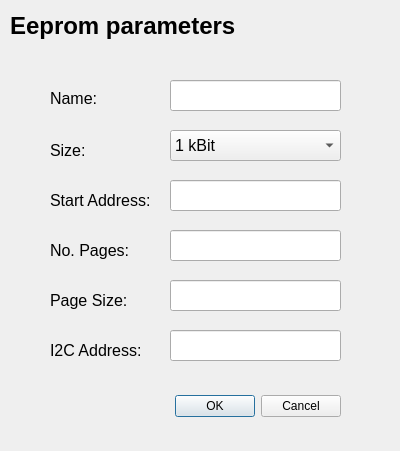
First picture: the form in Dialogs/Eeprom_parameters_dialog.ui, repository Sergioalan13/Eeprom_Configurator, before the edit.
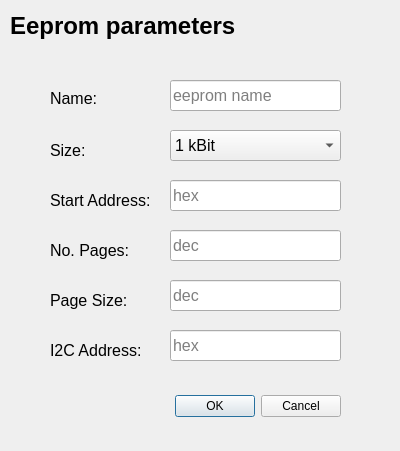
Second picture: the form after the edit.

Commit message: Place holder text added into configuration dialogs

Patch:
```diff
--- a/Dialogs/Eeprom_parameters_dialog.ui
+++ b/Dialogs/Eeprom_parameters_dialog.ui
@@ -94,9 +94,17 @@
      <height>31</height>
     </rect>
    </property>
+   <property name="font">
+    <font>
+     <pointsize>12</pointsize>
+    </font>
+   </property>
    <property name="inputMethodHints">
     <set>Qt::ImhDigitsOnly|Qt::ImhPreferNumbers</set>
    </property>
+   <property name="placeholderText">
+    <string>eeprom name</string>
+   </property>
   </widget>
   <widget class="QComboBox" name="EepromSizeComboBox">
    <property name="geometry">
@@ -214,6 +222,14 @@
      <height>31</height>
     </rect>
    </property>
+   <property name="font">
+    <font>
+     <pointsize>12</pointsize>
+    </font>
+   </property>
+   <property name="placeholderText">
+    <string>hex</string>
+   </property>
   </widget>
   <widget class="QLineEdit" name="EepromNoPagesLineTextEdit">
    <property name="geometry">
@@ -224,6 +240,14 @@
      <height>31</height>
     </rect>
    </property>
+   <property name="font">
+    <font>
+     <pointsize>12</pointsize>
+    </font>
+   </property>
+   <property name="placeholderText">
+    <string>dec</string>
+   </property>
   </widget>
   <widget class="QLineEdit" name="EepromPageSizeLineTextEdit">
    <property name="geometry">
@@ -234,6 +258,14 @@
      <height>31</height>
     </rect>
    </property>
+   <property name="font">
+    <font>
+     <pointsize>12</pointsize>
+    </font>
+   </property>
+   <property name="placeholderText">
+    <string>dec</string>
+   </property>
   </widget>
   <widget class="QLabel" name="EepromI2cAddressText">
    <property name="geometry">
@@ -262,6 +294,14 @@
      <height>31</height>
     </rect>
    </property>
+   <property name="font">
+    <font>
+     <pointsize>12</pointsize>
+    </font>
+   </property>
+   <property name="placeholderText">
+    <string>hex</string>
+   </property>
   </widget>
  </widget>
  <resources/>
```
Left out of the diff: 8 changed lines with no effect on the pictures. The commit also changes 6 other files.
